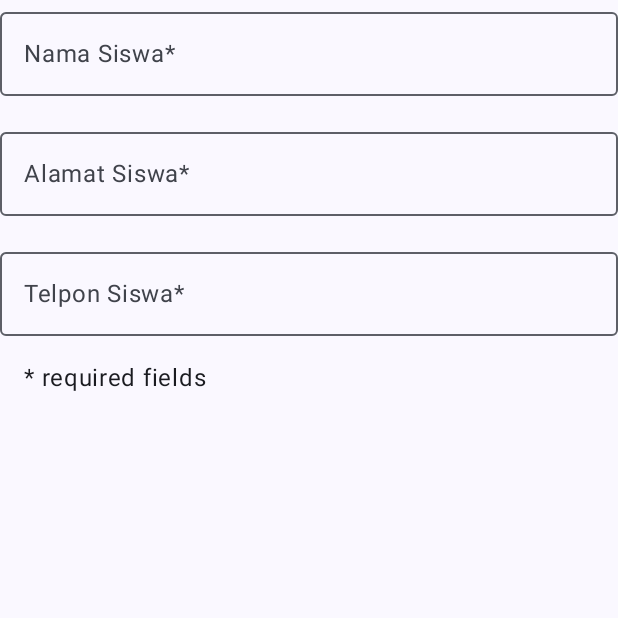
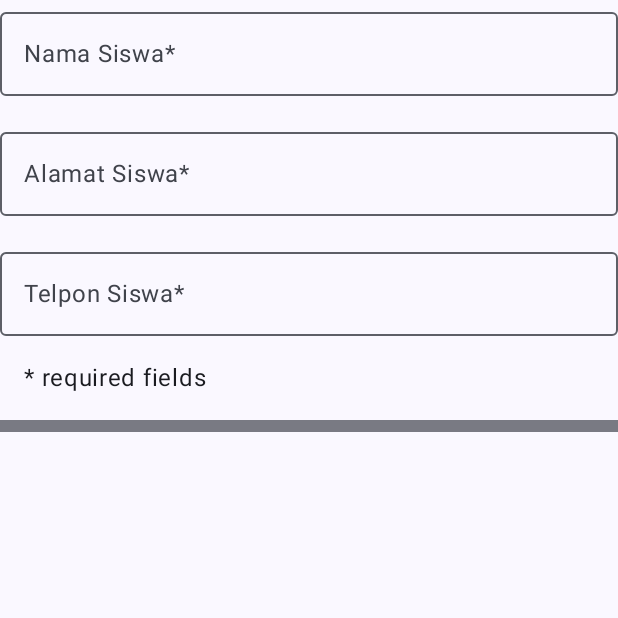
Before and after one commit to Rofi24/20210140100_RoomDatabase, an Android app built with Jetpack Compose: the composable FormInputSiswa shown on its own in the app's theme, on a phone screen of 412 x 824 dp, the top half of it. Run offline under Robolectric (Android 15) with nearby library versions, the phone set to English and light mode, and no system bars.

Commit message:
add Divider with specified thickness and bottom padding

```diff
--- a/app/src/main/java/com/example/roomsiswa/ui/theme/halaman/HalamanEntry.kt
+++ b/app/src/main/java/com/example/roomsiswa/ui/theme/halaman/HalamanEntry.kt
@@ -6,6 +6,7 @@ import androidx.compose.foundation.layout.Column
 import androidx.compose.foundation.layout.fillMaxWidth
 import androidx.compose.foundation.layout.padding
 import androidx.compose.foundation.text.KeyboardOptions
+import androidx.compose.material3.Divider
 import androidx.compose.material3.ExperimentalMaterial3Api
 import androidx.compose.material3.OutlinedTextField
 import androidx.compose.material3.Text
@@ -16,6 +17,7 @@ import androidx.compose.ui.Modifier
 import androidx.compose.ui.res.dimensionResource
 import androidx.compose.ui.res.stringResource
 import androidx.compose.ui.text.input.KeyboardType
+import androidx.compose.ui.tooling.preview.Devices
 import androidx.lifecycle.viewmodel.compose.viewModel
 import com.example.roomsiswa.R
 import com.example.roomsiswa.model.DetailSiswa
@@ -79,7 +81,12 @@ fun FormInputSiswa(
         if (enabled) {
             Text(
                 text = stringResource(R.string.required_field),
-                modifier = Modifier.padding(start = dimensionResource(id = R.dimen.padding_medium)))
+                modifier = Modifier.padding(start = dimensionResource(id = R.dimen.padding_medium))
+            )
         }
+        Divider(
+            thickness = dimensionResource(R.dimen.padding_small),
+            modifier = Modifier.padding(bottom = dimensionResource(R.dimen.padding_medium))
+        )
     }
 }
```
